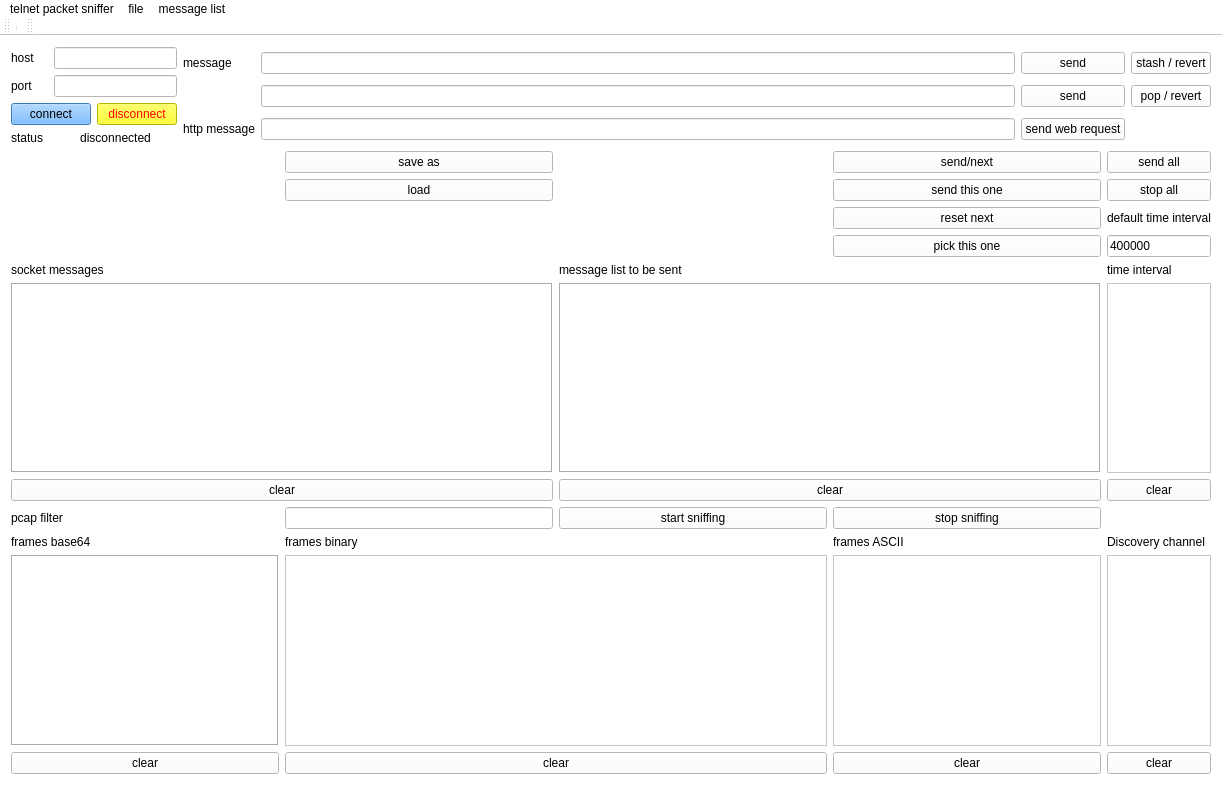
Qt form telnetPacketSniffer/mainwindow.ui (cf16/qt) before a commit.
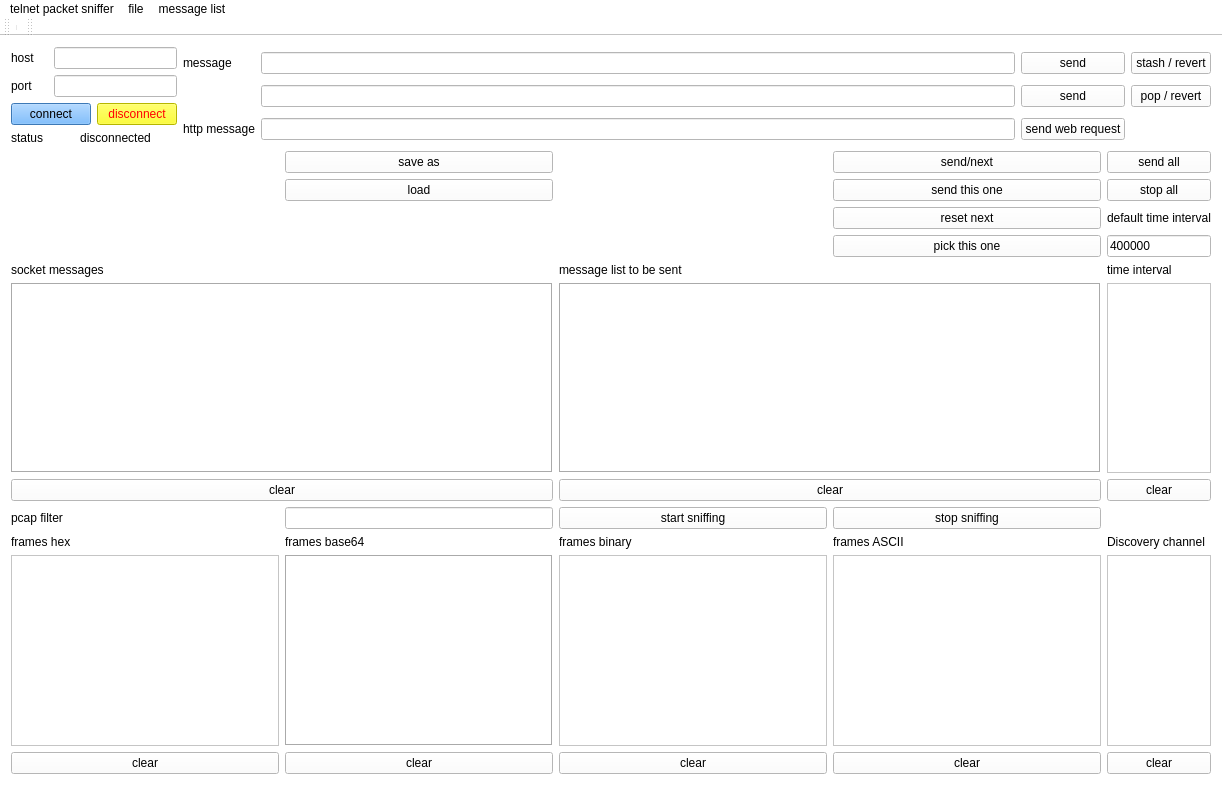
The same form after that commit.

Commit message: gui experience improvement, exiting working thread as result of stop sniffing event is still _TO_BE_ added

What changed in the file:
```diff
--- a/telnetPacketSniffer/mainwindow.ui
+++ b/telnetPacketSniffer/mainwindow.ui
@@ -377,22 +377,6 @@
       <item row="12" column="3">
        <widget class="QPlainTextEdit" name="framesAsciiPTEdit"/>
       </item>
-      <item row="11" column="0">
-       <widget class="QLabel" name="framesBase64Lbl">
-        <property name="sizePolicy">
-         <sizepolicy hsizetype="Preferred" vsizetype="Preferred">
-          <horstretch>3</horstretch>
-          <verstretch>0</verstretch>
-         </sizepolicy>
-        </property>
-        <property name="styleSheet">
-         <string notr="true"/>
-        </property>
-        <property name="text">
-         <string>frames base64</string>
-        </property>
-       </widget>
-      </item>
       <item row="7" column="0">
        <widget class="QLabel" name="socketMessagesLabel">
         <property name="sizePolicy">
@@ -423,31 +407,6 @@
         </property>
        </widget>
       </item>
-      <item row="12" column="0">
-       <widget class="QPlainTextEdit" name="framesBase64PTEdit">
-        <property name="sizePolicy">
-         <sizepolicy hsizetype="Expanding" vsizetype="Expanding">
-          <horstretch>3</horstretch>
-          <verstretch>0</verstretch>
-         </sizepolicy>
-        </property>
-        <property name="styleSheet">
-         <string notr="true"/>
-        </property>
-        <property name="frameShape">
-         <enum>QFrame::Box</enum>
-        </property>
-        <property name="frameShadow">
-         <enum>QFrame::Sunken</enum>
-        </property>
-        <property name="backgroundVisible">
-         <bool>false</bool>
-        </property>
-       </widget>
-      </item>
-      <item row="12" column="1" colspan="2">
-       <widget class="QPlainTextEdit" name="framesBinaryPTEdit"/>
-      </item>
       <item row="2" column="3">
        <widget class="QPushButton" name="resetNextBtn">
         <property name="text">
@@ -476,13 +435,6 @@
         </property>
        </widget>
       </item>
-      <item row="13" column="0">
-       <widget class="QPushButton" name="framesBase64Btn">
-        <property name="text">
-         <string>clear</string>
-        </property>
-       </widget>
-      </item>
       <item row="1" column="4">
        <widget class="QPushButton" name="stopAllMsgListButton">
         <property name="text">
@@ -556,13 +508,6 @@
       <item row="12" column="4">
        <widget class="QPlainTextEdit" name="discoveryChannelPTEdit"/>
       </item>
-      <item row="13" column="1" colspan="2">
-       <widget class="QPushButton" name="framesBinaryBtn">
-        <property name="text">
-         <string>clear</string>
-        </property>
-       </widget>
-      </item>
       <item row="9" column="2" colspan="2">
        <widget class="QPushButton" name="clearMsgListBtn">
         <property name="text">
@@ -617,13 +562,6 @@
         </property>
        </widget>
       </item>
-      <item row="11" column="1">
-       <widget class="QLabel" name="framesBinaryLbl">
-        <property name="text">
-         <string>frames binary</string>
-        </property>
-       </widget>
-      </item>
       <item row="9" column="4">
        <widget class="QPushButton" name="clearTvalsBtn">
         <property name="text">
@@ -690,6 +628,85 @@
         </property>
        </widget>
       </item>
+      <item row="12" column="2">
+       <widget class="QPlainTextEdit" name="framesBinaryPTEdit"/>
+      </item>
+      <item row="13" column="2">
+       <widget class="QPushButton" name="framesBinaryBtn">
+        <property name="text">
+         <string>clear</string>
+        </property>
+       </widget>
+      </item>
+      <item row="11" column="2">
+       <widget class="QLabel" name="framesBinaryLbl">
+        <property name="text">
+         <string>frames binary</string>
+        </property>
+       </widget>
+      </item>
+      <item row="11" column="1">
+       <widget class="QLabel" name="framesBase64Lbl">
+        <property name="sizePolicy">
+         <sizepolicy hsizetype="Preferred" vsizetype="Preferred">
+          <horstretch>3</horstretch>
+          <verstretch>0</verstretch>
+         </sizepolicy>
+        </property>
+        <property name="styleSheet">
+         <string notr="true"/>
+        </property>
+        <property name="text">
+         <string>frames base64</string>
+        </property>
+       </widget>
+      </item>
+      <item row="12" column="1">
+       <widget class="QPlainTextEdit" name="framesBase64PTEdit">
+        <property name="sizePolicy">
+         <sizepolicy hsizetype="Expanding" vsizetype="Expanding">
+          <horstretch>3</horstretch>
+          <verstretch>0</verstretch>
+         </sizepolicy>
+        </property>
+        <property name="styleSheet">
+         <string notr="true"/>
+        </property>
+        <property name="frameShape">
+         <enum>QFrame::Box</enum>
+        </property>
+        <property name="frameShadow">
+         <enum>QFrame::Sunken</enum>
+        </property>
+        <property name="backgroundVisible">
+         <bool>false</bool>
+        </property>
+       </widget>
+      </item>
+      <item row="13" column="1">
+       <widget class="QPushButton" name="framesBase64Btn">
+        <property name="text">
+         <string>clear</string>
+        </property>
+       </widget>
+      </item>
+      <item row="11" column="0">
+       <widget class="QLabel" name="framesHexLbl">
+        <property name="text">
+         <string>frames hex</string>
+        </property>
+       </widget>
+      </item>
+      <item row="12" column="0">
+       <widget class="QPlainTextEdit" name="framesHexPTEdit"/>
+      </item>
+      <item row="13" column="0">
+       <widget class="QPushButton" name="framesHexBtn">
+        <property name="text">
+         <string>clear</string>
+        </property>
+       </widget>
+      </item>
      </layout>
     </item>
    </layout>
```
Left out of the diff: 16 changed lines with no effect on the pictures. The commit also changes 5 other files.
